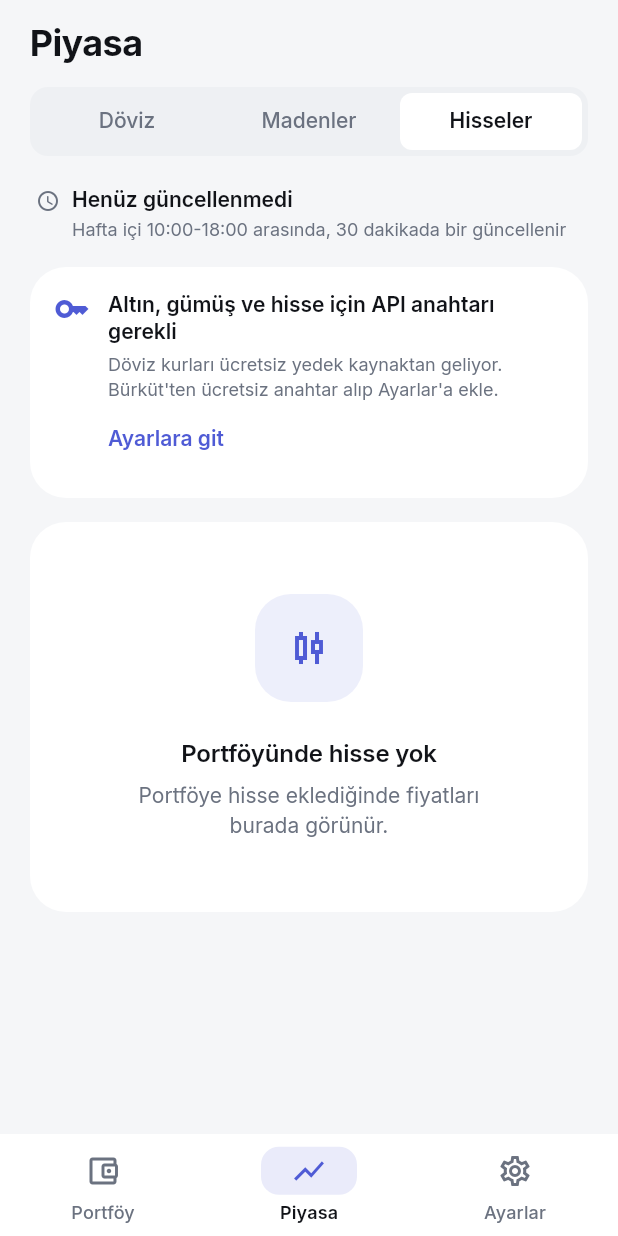
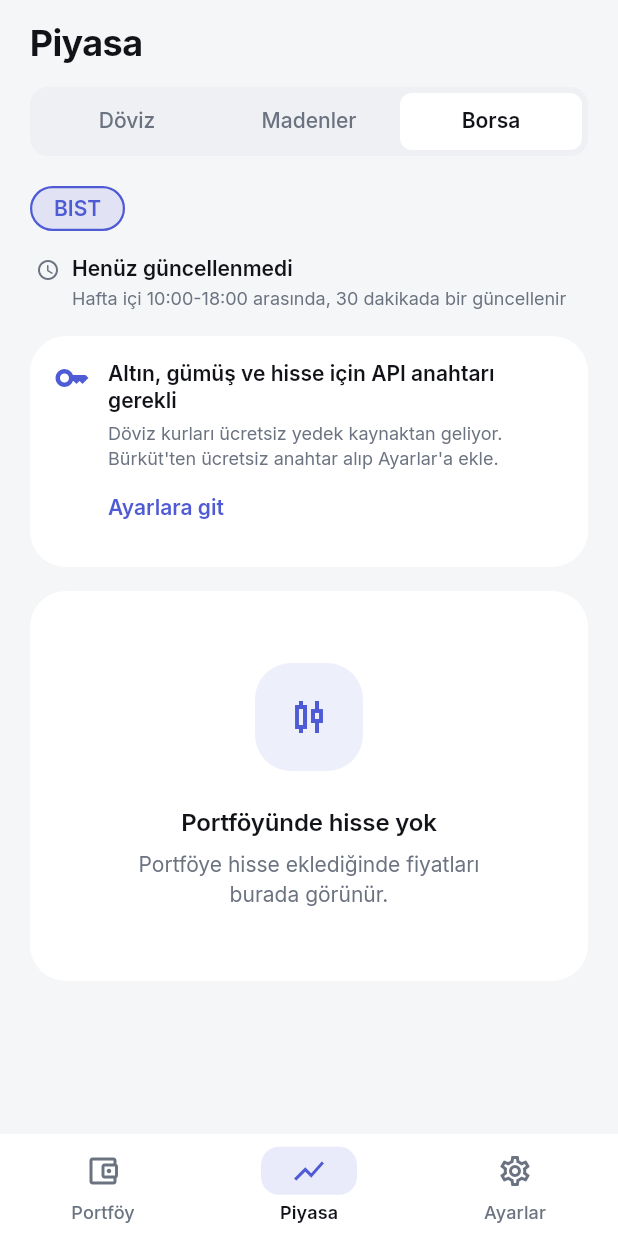
Before and after one commit to oomerkaya/Capira, a Flutter app: the MarketScreen screen opened by its route, tab 3 chosen, on a phone screen of 412 x 824 dp. Run offline on Flutter 3.47's test engine with Material 3 defaults, Android fonts, the phone set to English and light mode, and no system bars; our stand-ins replace decimal, dio, drift, drift_flutter, flutter_riverpod, flutter_secure_storage and 1 more; accounts and stored records are empty; generated files the repository leaves out were written again.

Commit message:
Rename the stocks tab to Borsa

```diff
--- a/lib/core/l10n/arb/app_tr.arb
+++ b/lib/core/l10n/arb/app_tr.arb
@@ -114,7 +114,7 @@
   "instrumentRUB": "Rus Rublesi",
   "marketTabFx": "Döviz",
   "marketTabMetals": "Madenler",
-  "marketTabStocks": "Hisseler",
+  "marketTabStocks": "Borsa",
   "marketNextUpdate": "Sonraki güncelleme {time}",
   "@marketNextUpdate": {
     "placeholders": {
@@ -136,5 +136,6 @@
     }
   },
   "marketStocksEmptyTitle": "Portföyünde hisse yok",
-  "marketStocksEmptyMessage": "Portföye hisse eklediğinde fiyatları burada görünür."
+  "marketStocksEmptyMessage": "Portföye hisse eklediğinde fiyatları burada görünür.",
+  "marketExchangeBist": "BIST"
 }
--- a/lib/features/market/presentation/widgets/market_category_tab.dart
+++ b/lib/features/market/presentation/widgets/market_category_tab.dart
@@ -49,6 +49,10 @@ class MarketCategoryTab extends ConsumerWidget {
           AppSpacing.xxl,
         ),
         children: [
+          if (isStocks) ...[
+            _ExchangeSelector(labels: [l10n.marketExchangeBist]),
+            const SizedBox(height: AppSpacing.lg),
+          ],
           _StatusCard(
             category: category,
             quotes: quotes,
@@ -311,3 +315,41 @@ class _NoticeCard extends StatelessWidget {
     );
   }
 }
+
+/// Exchange chips inside the Borsa tab. Only BIST for now; more exchanges
+/// (e.g. US) can be added as further chips later.
+class _ExchangeSelector extends StatelessWidget {
+  const _ExchangeSelector({required this.labels});
+
+  final List<String> labels;
+
+  @override
+  Widget build(BuildContext context) {
+    final theme = Theme.of(context);
+    final accent = theme.colorScheme.primary;
+    return Row(
+      children: [
+        for (final (i, label) in labels.indexed) ...[
+          if (i > 0) const SizedBox(width: AppSpacing.sm),
+          DecoratedBox(
+            decoration: BoxDecoration(
+              color: accent.withValues(alpha: 0.12),
+              borderRadius: AppRadius.pillAll,
+              border: Border.all(color: accent, width: 1.5),
+            ),
+            child: Padding(
+              padding: const EdgeInsets.symmetric(
+                horizontal: AppSpacing.lg,
+                vertical: AppSpacing.xs + AppSpacing.xxs,
+              ),
+              child: Text(
+                label,
+                style: theme.textTheme.labelLarge?.copyWith(color: accent),
+              ),
+            ),
+          ),
+        ],
+      ],
+    );
+  }
+}
```
Also changed, not shown: lib/core/l10n/generated/app_localizations.dart, lib/core/l10n/generated/app_localizations_tr.dart.
